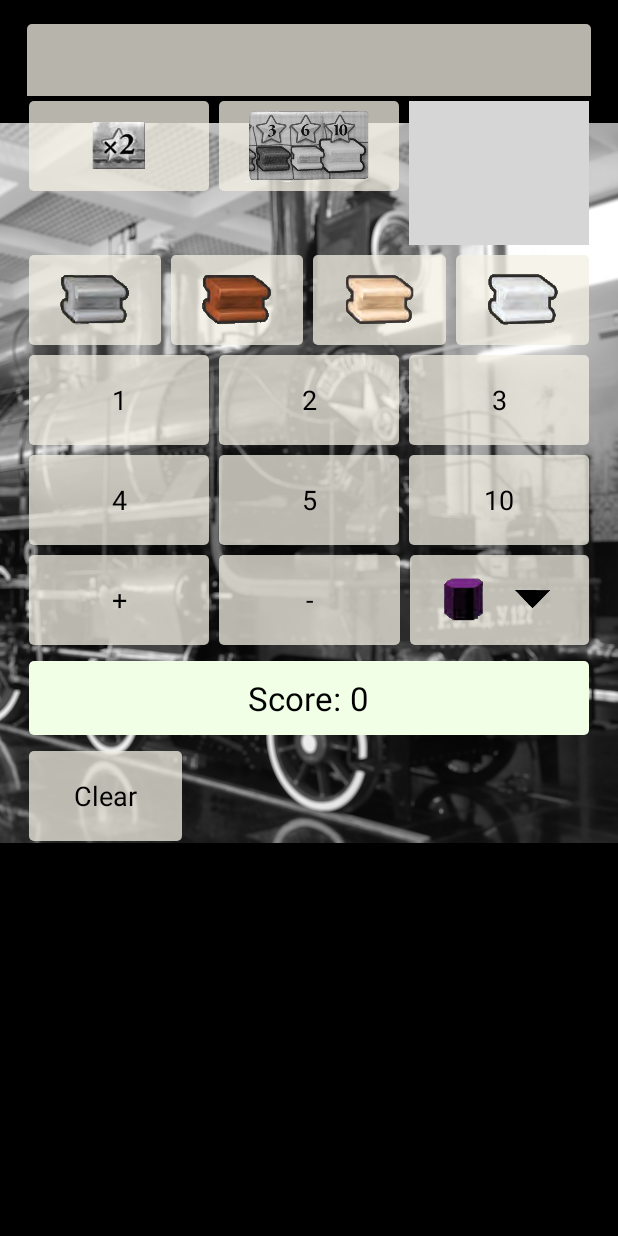
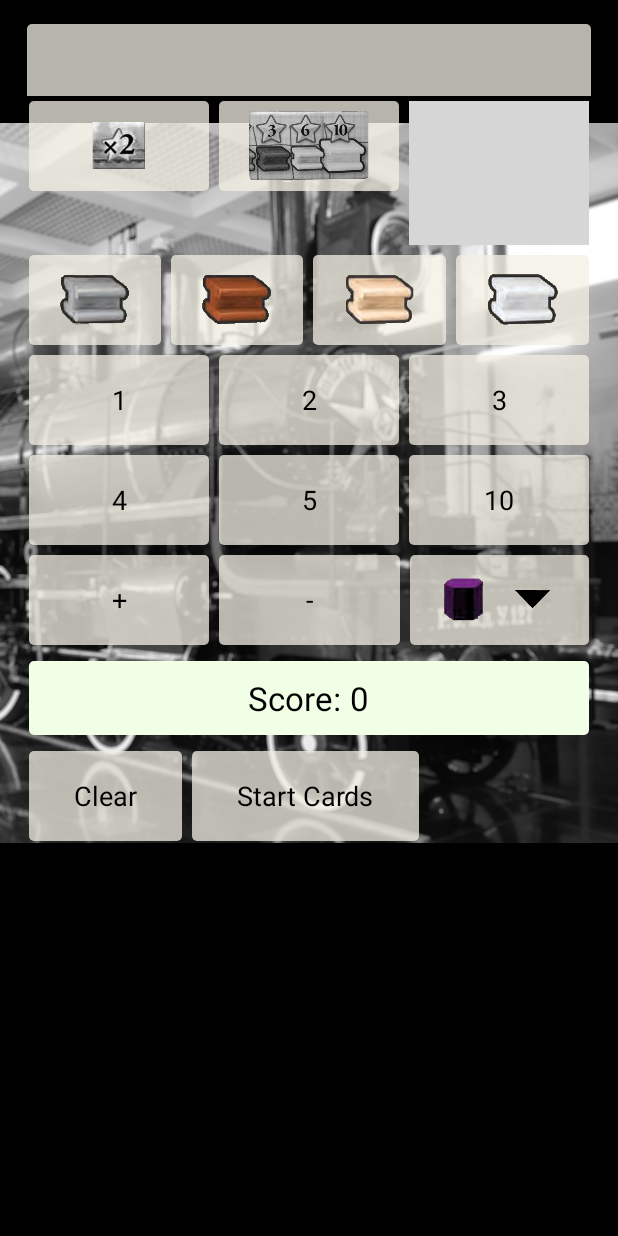
Before and after one commit to rythos42/RussianRailroadsScorer, an Android app: the screen it shows after launch (CalculatorActivity), on a phone screen of 412 x 824 dp. Run offline under Robolectric (Android 15) with nearby library versions, the phone set to English and light mode, and no system bars; grey boxes are pictures that could not be loaded.

Commit message:
German Railroads Support: Randomize starting player bonus cards #2

```diff
--- a/app/src/main/java/notes.txt
+++ b/app/src/main/java/notes.txt
@@ -1,4 +1,6 @@
 - Left/right hand mode
-    - Gather data on which buttons are pressed most.
+    - Gather data on which buttons are pressed most?
+
+- images for random start bonus cards
 
 By Harveyqs (Own work) [CC-BY-SA-3.0 (http://creativecommons.org/licenses/by-sa/3.0)], via Wikimedia Commons
--- a/app/src/main/res/layout/activity_calculator.xml
+++ b/app/src/main/res/layout/activity_calculator.xml
@@ -287,6 +287,11 @@
                 </RelativeLayout>
             </RelativeLayout>
 
+            <LinearLayout
+                android:orientation="horizontal"
+                android:layout_width="fill_parent"
+                android:layout_height="wrap_content">
+
                 <Button
                     android:layout_width="wrap_content"
                     android:layout_height="wrap_content"
@@ -298,6 +303,20 @@
                     android:background="@drawable/button"
                     android:paddingLeft="30dp"
                     android:paddingRight="30dp" />
+
+                <Button
+                    android:layout_width="wrap_content"
+                    android:layout_height="wrap_content"
+                    android:text="@string/start_cards"
+                    android:id="@+id/randomizeStartBonusCards"
+                    android:layout_marginTop="26dp"
+                    android:onClick="randomizeStartBonusCards_Click"
+                    android:layout_margin="3dp"
+                    android:background="@drawable/button"
+                    android:paddingLeft="30dp"
+                    android:paddingRight="30dp" />
+
+            </LinearLayout>
         </LinearLayout>
     </ScrollView>
 </LinearLayout>
--- a/app/src/main/res/values/strings.xml
+++ b/app/src/main/res/values/strings.xml
@@ -47,4 +47,18 @@
     <string name="white">White</string>
     <string name="industry">Industry</string>
     <string name="german_revaluation_marker">German Railroads Revaluation Marker</string>
+    <string name="start_cards">Start Cards</string>
+    <string name="random_start_bonus_cards">Random Start Bonus Cards</string>
+
+    <!--
+    This array is order-sensitive, don't change the order without looking at randomizeStartBonusCards_Click in CalculatorActivity and at StartBonusCards.
+    -->
+    <string-array name="start_bonus_cards">
+        <item>Coin</item>
+        <item>Black Track</item>
+        <item>Industry</item>
+        <item>Doubler</item>
+        <item>Coal</item>
+    </string-array>
+    <string name="if_not_coal">if not Coal</string>
 </resources>
```
Also changed, not shown: app/src/main/java/com/geeksong/russianrailroadsscorer/CalculatorActivity.java (+41 -0 lines), app/src/main/java/com/geeksong/russianrailroadsscorer/StartBonusCards.java (added, +9 -0 lines). Lines whose indentation alone changed are shown as unchanged.
